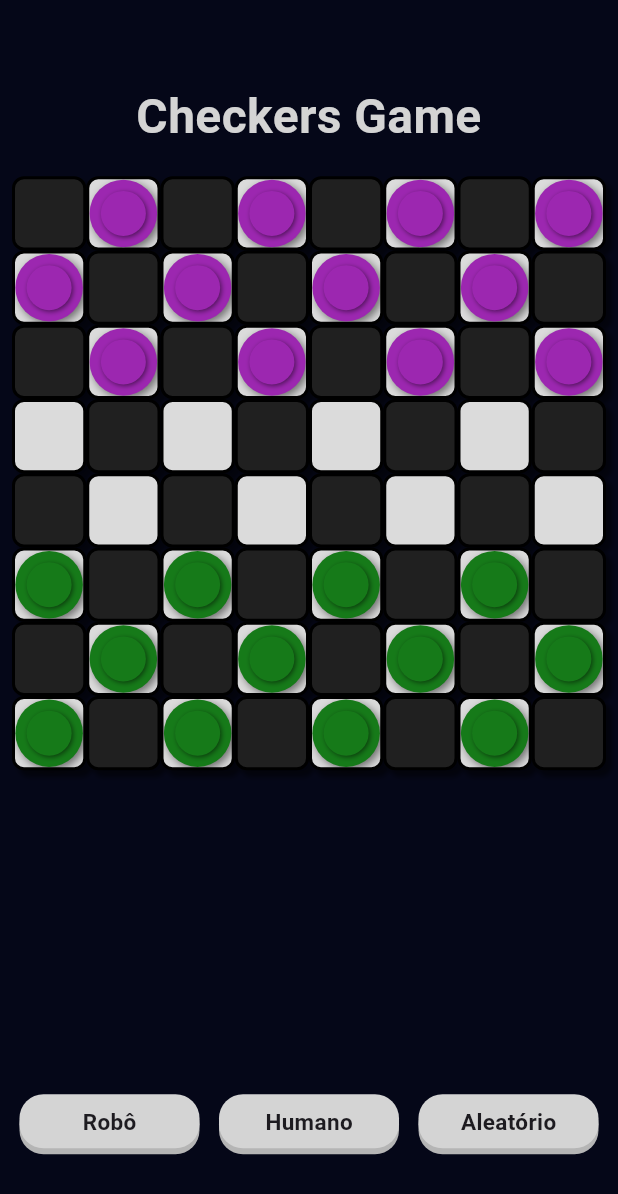
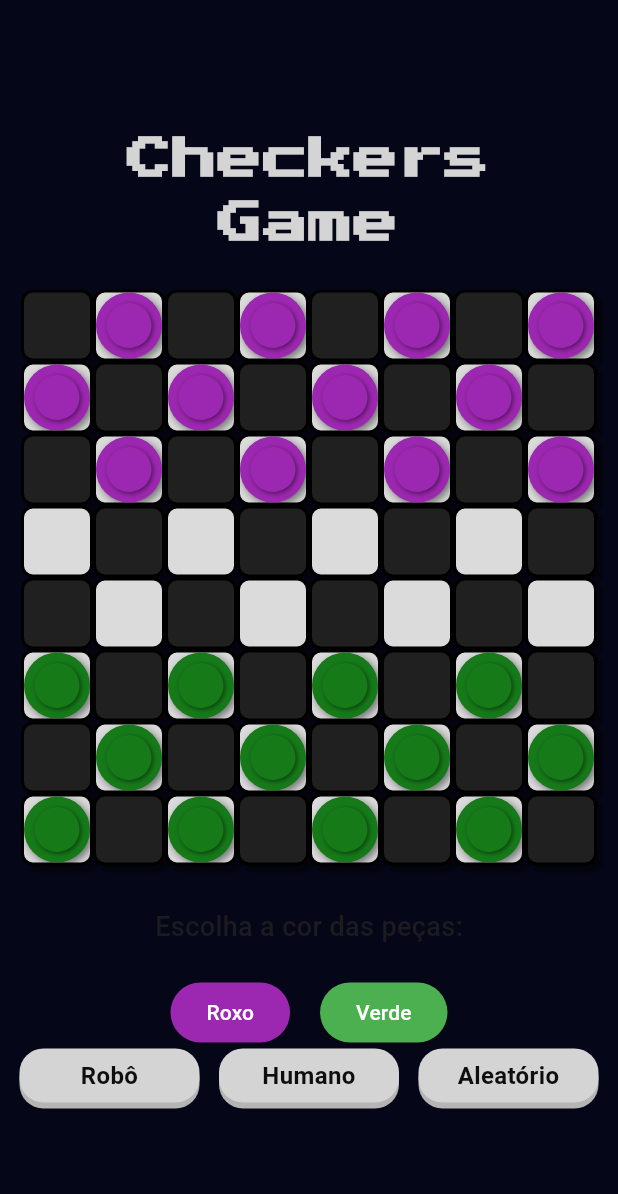
Before and after one commit to brunoopinheiro/robot_checkers_frontend, a Flutter app: the screen it shows after launch, on a phone screen of 412 x 824 dp. Shown: the top 1194 px of the screen. Run offline on Flutter 3.47's test engine with Material 3 defaults, Android fonts, the light colour scheme and no system bars; our stand-ins replace google_fonts; Roboto replaces fonts that are missing (Play, Schyler).

Commit message:
[REFACTOR] compatibility styles in screens

```diff
--- a/flutter_checkers_project/lib/main.dart
+++ b/flutter_checkers_project/lib/main.dart
@@ -1,6 +1,6 @@
 import 'package:flutter/material.dart';
 import 'package:flutter_checkers_project/src/ui/screen/home.dart';
-import 'package:flutter_checkers_project/src/ui/screen/game.dart';
+
 
 void main() {
   runApp(const MyApp());
--- a/flutter_checkers_project/lib/src/ui/components/board.dart
+++ b/flutter_checkers_project/lib/src/ui/components/board.dart
@@ -28,8 +28,8 @@ class CheckerBoard extends StatelessWidget {
   @override
   Widget build(BuildContext context) {
     return Container(
-      width: 600,
-      height: 600,
+      width: 400,
+      height: 400,
       padding: const EdgeInsets.all(8.0),
       child: GridView.builder(
         gridDelegate: const SliverGridDelegateWithFixedCrossAxisCount(
@@ -96,6 +96,7 @@ class CheckerBoard extends StatelessWidget {
                   ],
                 ),
                   child: Center(
+                    child: InkWell(
                       child: Container(
                       width: 30.0,
                       height: 30.0,
@@ -111,6 +112,10 @@ class CheckerBoard extends StatelessWidget {
                         ],
                       ),
                     ),
+                    onTap: () {
+                      print('Click');
+                    },
+                  )
                 ),
               ),
             )
--- a/flutter_checkers_project/lib/src/ui/screen/home.dart
+++ b/flutter_checkers_project/lib/src/ui/screen/home.dart
@@ -68,25 +68,59 @@ class _HomeScreen extends State<HomeScreen> {
             Column(
               children: [
                 Container(
-                  height: 35,
+                  height: 100,
                   width: 250,
                   child: Text(
                     'Checkers Game',
                     textAlign: TextAlign.center,
                     style: GoogleFonts.getFont(
-                    'Play',
-                    textStyle: TextStyle(
-                      fontSize: 32,
-                      fontWeight: FontWeight.w600,
-                      color: Color.fromARGB(255, 212, 212, 212)
+                      'Press Start 2P',
+                      textStyle: const TextStyle(
+                        fontSize: 30,
+                        fontWeight: FontWeight.w700,
+                        color: Color.fromARGB(255, 212, 212, 212)
                     ))
                     ),
                 ),
                 Container(
-                  margin: const EdgeInsets.fromLTRB(0, 20, 0, 20),
+                  margin: const EdgeInsets.fromLTRB(0, 0, 0, 0),
                   child: const CheckerBoard(),
                 ),
-
+                Container(
+                  margin: const EdgeInsets.symmetric(vertical: 20),
+                  child: const Text(
+                    'Escolha a cor das peças:',
+                    style: TextStyle(fontSize: 18, fontWeight: FontWeight.w500),
+                  ),
+                ),
+                Row(
+                  mainAxisAlignment: MainAxisAlignment.center,
+                  children: [
+                    ElevatedButton(
+                      onPressed: () => _onColorSelected('Roxa'),
+                      style: ButtonStyle(
+                        backgroundColor:
+                            WidgetStateProperty.all<Color>(Colors.purple),
+                      ),
+                      child: const Text(
+                        'Roxo',
+                        style: TextStyle(color: Colors.white),
+                      ),
+                    ),
+                    const SizedBox(width: 20),
+                    ElevatedButton(
+                      onPressed: () => _onColorSelected('Verde'),
+                      style: ButtonStyle(
+                        backgroundColor:
+                            WidgetStateProperty.all<Color>(Colors.green),
+                      ),
+                      child: const Text(
+                        'Verde',
+                        style: TextStyle(color: Colors.white),
+                      ),
+                    ),
+                  ],
+                ),
                 Row(
                   mainAxisAlignment: MainAxisAlignment.spaceEvenly,
                   crossAxisAlignment: CrossAxisAlignment.center,
@@ -96,21 +130,55 @@ class _HomeScreen extends State<HomeScreen> {
                         _selectedPlayer = 'Robô';
                         _startGame(_selectedPlayer!);
                       },
-                     child: const Text('Robô', style: TextStyle(fontWeight: FontWeight.w600, fontSize: 15))
+                     child: Text(
+                      'Robô',
+                      textAlign: TextAlign.center,
+                      style: GoogleFonts.getFont(
+                        'Play',
+                        textStyle: const TextStyle(
+                          fontSize: 16,
+                          fontWeight: FontWeight.w700,
+                          color: Color.fromARGB(255, 14, 14, 14)
+                        ))
+                      ),
                      ),
                     AnimatedButton(
                       onPressed: (){
                         _selectedPlayer = 'Humano';
                         _startGame(_selectedPlayer!);
                       },
-                      child: const Text('Humano', style: TextStyle(fontWeight: FontWeight.w600, fontSize: 15)),
+                      child: Text(
+                      'Humano',
+                      textAlign: TextAlign.center,
+                      style: GoogleFonts.getFont(
+                        'Play',
+                        textStyle: const TextStyle(
+                          fontSize: 16,
+                          fontWeight: FontWeight.w700,
+                          color: Color.fromARGB(255, 14, 14, 14)
+                        ))
+                      ),
                     ),
                     AnimatedButton(
-                      onPressed: (){
-                        _selectedPlayer = 'Aleatorio';
-                        _startGame(_selectedPlayer!);
+                       onPressed: () {
+                        final player =
+                            ['Robô', 'Humano'][DateTime.now().second % 2];
+                        final color =
+                            ['Roxo', 'Verde'][DateTime.now().second % 2];
+                        _onColorSelected(color);
+                        _startGame(player);
                       },
-                      child: const Text('Aleatório', style: TextStyle(fontWeight: FontWeight.w600, fontSize: 15, )),
+                      child: Text(
+                      'Aleatório',
+                      textAlign: TextAlign.center,
+                      style: GoogleFonts.getFont(
+                        'Play',
+                        textStyle: const TextStyle(
+                          fontSize: 16,
+                          fontWeight: FontWeight.w700,
+                          color: Color.fromARGB(255, 14, 14, 14)
+                      ))
+                    ),
                     )
                   ],
                 )
@@ -121,5 +189,4 @@ class _HomeScreen extends State<HomeScreen> {
       ),
     );
   }
-
 }
```
Also changed, not shown: flutter_checkers_project/lib/src/ui/screen/game.dart (+54 -29 lines). Lines whose indentation alone changed are shown as unchanged.
